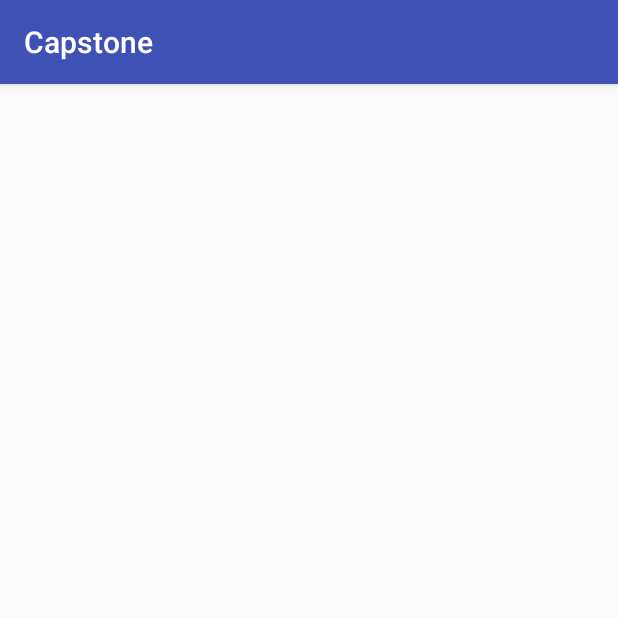
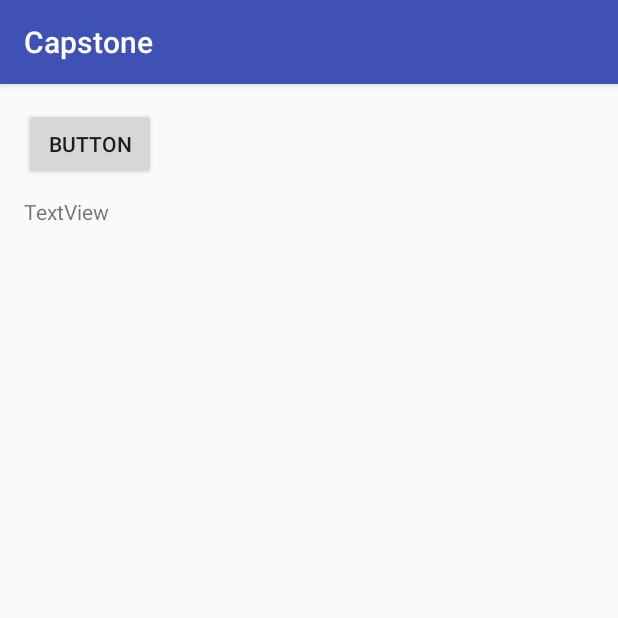
Before and after one commit to saurabhp96/Capstone18, an Android app: the Recipes screen opened directly, with no data from a screen before it, on a phone screen of 412 x 824 dp, the top half of it. Run offline under Robolectric (Android 15) with nearby library versions, the phone set to English and light mode, and no system bars; libraries missing offline, so code that uses them is left out: com.squareup.okhttp.

Commit message:
Recipe Update
Added API connections for Recipes, still requires: file input pantry to
recipes, list to select a recipe to display instructions, better ui.

```diff
--- a/app/build.gradle
+++ b/app/build.gradle
@@ -25,4 +25,6 @@ dependencies {
     testImplementation 'junit:junit:4.12'
     androidTestImplementation 'com.android.support.test:runner:1.0.1'
     androidTestImplementation 'com.android.support.test.espresso:espresso-core:3.0.1'
+
+    implementation 'com.squareup.okhttp:okhttp:2.5.0'
 }
--- a/app/src/main/AndroidManifest.xml
+++ b/app/src/main/AndroidManifest.xml
@@ -1,7 +1,8 @@
 <?xml version="1.0" encoding="utf-8"?>
 <manifest xmlns:android="http://schemas.android.com/apk/res/android"
     package="com.example.capstone18.capstone">
-
+    <uses-permission android:name="android.permission.INTERNET" />
+    <uses-permission android:name="android.permission.ACCESS_NETWORK_STATE" />
     <application
         android:allowBackup="true"
         android:icon="@mipmap/ic_launcher"
--- a/app/src/main/res/layout/activity_recipes.xml
+++ b/app/src/main/res/layout/activity_recipes.xml
@@ -6,4 +6,28 @@
     android:layout_height="match_parent"
     tools:context="com.example.capstone18.capstone.Recipes">
 
+    <Button
+        android:id="@+id/button"
+        android:layout_width="wrap_content"
+        android:layout_height="wrap_content"
+        android:layout_marginBottom="11dp"
+        android:layout_marginStart="16dp"
+        android:layout_marginTop="16dp"
+        android:text="Button"
+        app:layout_constraintBottom_toTopOf="@+id/textString"
+        app:layout_constraintStart_toStartOf="parent"
+        app:layout_constraintTop_toTopOf="parent" />
+
+    <TextView
+        android:id="@+id/textString"
+        android:layout_width="0dp"
+        android:layout_height="0dp"
+        android:layout_marginBottom="16dp"
+        android:layout_marginEnd="16dp"
+        android:layout_marginStart="16dp"
+        android:text="TextView"
+        app:layout_constraintBottom_toBottomOf="parent"
+        app:layout_constraintEnd_toEndOf="parent"
+        app:layout_constraintStart_toStartOf="parent"
+        app:layout_constraintTop_toBottomOf="@+id/button" />
 </android.support.constraint.ConstraintLayout>
```
Also changed, not shown: app/src/main/java/com/example/capstone18/capstone/Recipes.java (+78 -0 lines).
